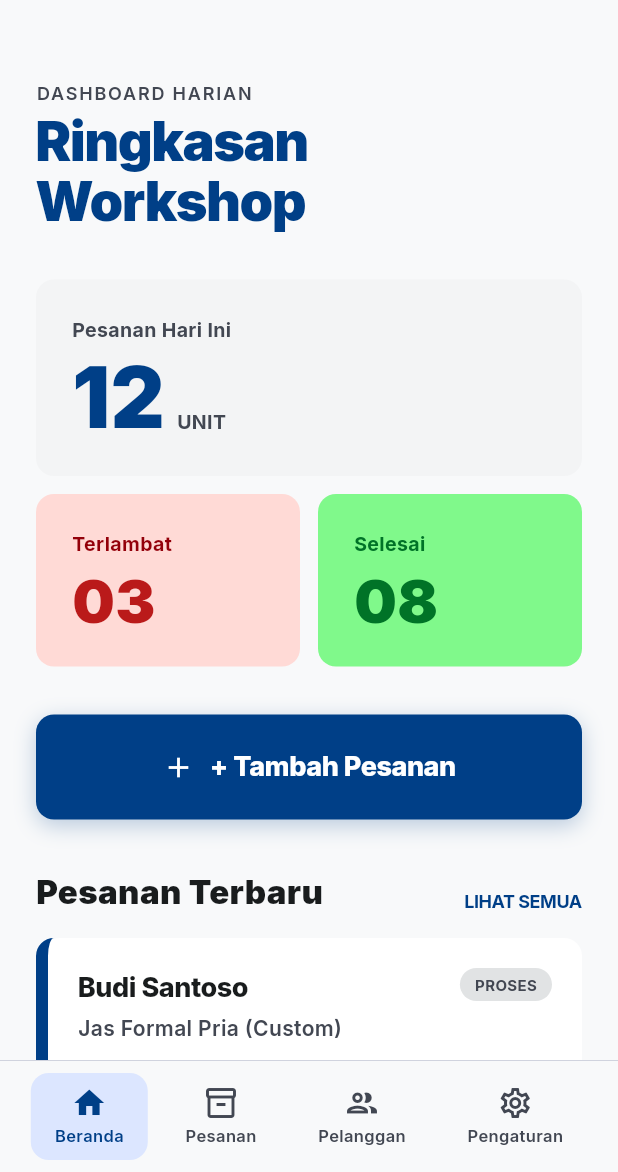
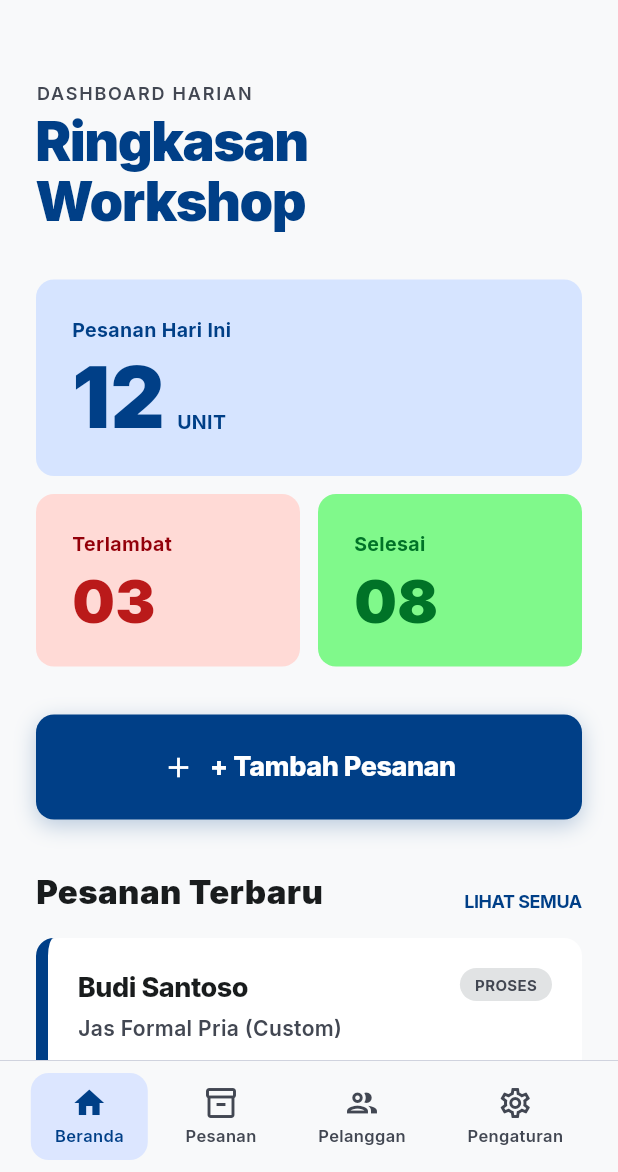
Before and after one commit to zulfafalah/jahit-pro, a Flutter app: the screen it shows after launch, on a phone screen of 412 x 824 dp, the part 64-1236 px from its top. Run offline on Flutter 3.47's test engine with Material 3 defaults, Android fonts, the phone set to English and light mode, and no system bars; our stand-ins replace flutter_riverpod, google_fonts.

Commit message:
feat: Update primaryContainer color, add onPrimaryContainer, and apply these to the todayOrders summary card.

```diff
--- a/lib/theme/app_colors.dart
+++ b/lib/theme/app_colors.dart
@@ -5,7 +5,8 @@ class AppColors {
 
   static const Color primary = Color(0xFF003F87);
   static const Color onPrimary = Color(0xFFFFFFFF);
-  static const Color primaryContainer = Color(0xFF0056B3);
+  static const Color primaryContainer = Color(0xFFD6E4FF);
+  static const Color onPrimaryContainer = Color(0xFF003F87);
 
   static const Color secondary = Color(0xFF006E25);
   static const Color onSecondary = Color(0xFFFFFFFF);
--- a/lib/widgets/home/summary_stat_card.dart
+++ b/lib/widgets/home/summary_stat_card.dart
@@ -21,30 +21,24 @@ class SummaryStatCard extends StatelessWidget {
   });
 
   // Named constructors for common card variants
-  const SummaryStatCard.todayOrders({
-    super.key,
-    required String value,
-  })  : label = 'Pesanan Hari Ini',
+  const SummaryStatCard.todayOrders({super.key, required String value})
+    : label = 'Pesanan Hari Ini',
       value = value,
-        backgroundColor = AppColors.surfaceContainerLow,
-        labelColor = AppColors.onSurfaceVariant,
-        valueColor = AppColors.primary,
+      backgroundColor = AppColors.primaryContainer,
+      labelColor = AppColors.onPrimaryContainer,
+      valueColor = AppColors.onPrimaryContainer,
       isLarge = true;
 
-  const SummaryStatCard.lateOrders({
-    super.key,
-    required String value,
-  })  : label = 'Terlambat',
+  const SummaryStatCard.lateOrders({super.key, required String value})
+    : label = 'Terlambat',
       value = value,
       backgroundColor = AppColors.errorContainer,
       labelColor = AppColors.onErrorContainer,
       valueColor = AppColors.error,
       isLarge = false;
 
-  const SummaryStatCard.completedOrders({
-    super.key,
-    required String value,
-  })  : label = 'Selesai',
+  const SummaryStatCard.completedOrders({super.key, required String value})
+    : label = 'Selesai',
       value = value,
       backgroundColor = AppColors.secondaryContainer,
       labelColor = AppColors.onSecondaryContainer,
```
Lines whose indentation alone changed are shown as unchanged.
